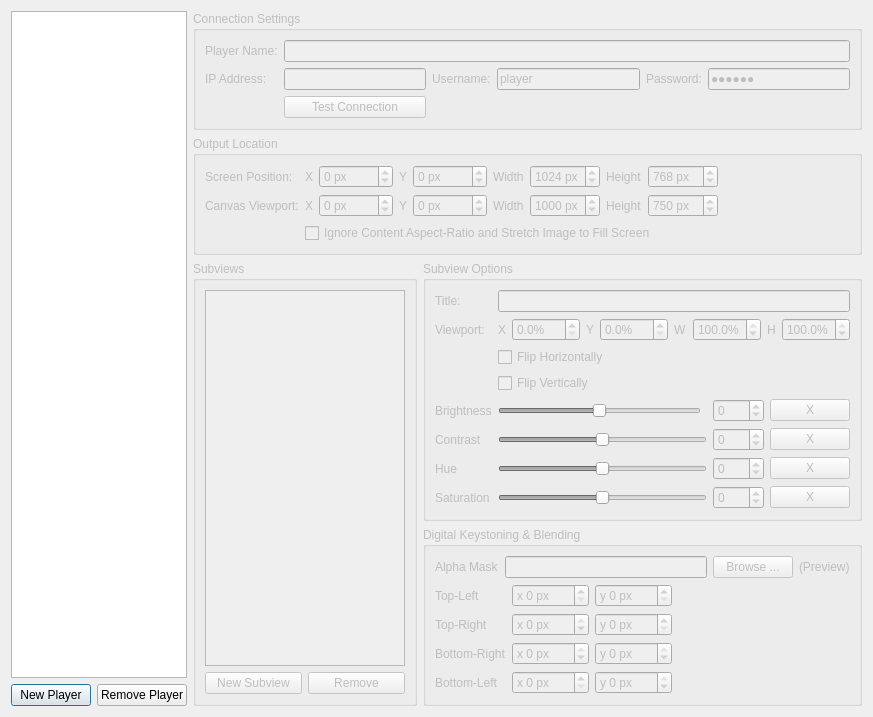
google-code-export/dviz, file src/glvidtex/PlayerSetupDialog.ui: the form before one commit.
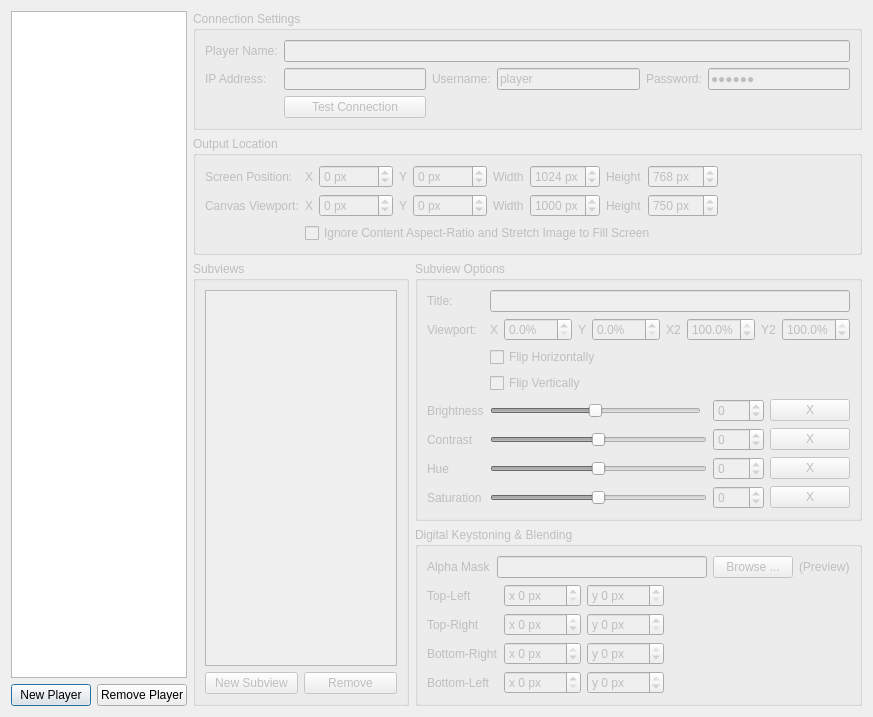
The form after the commit. Custom widgets are drawn as their Qt base class.

Commit message: Added sig/slot connections for PlayerSetupDialog - now to finish writing the slots in PlayerSetupDialog. Does not compile right now - just putting in a breakpoint.

Diff of the .ui file:
```diff
--- a/src/glvidtex/PlayerSetupDialog.ui
+++ b/src/glvidtex/PlayerSetupDialog.ui
@@ -307,7 +307,7 @@
            </widget>
           </item>
           <item>
-           <widget class="QSpinBox" name="viewportX_2">
+           <widget class="QSpinBox" name="viewportX">
             <property name="suffix">
              <string> px</string>
             </property>
@@ -330,7 +330,7 @@
            </widget>
           </item>
           <item>
-           <widget class="QSpinBox" name="viewportY_2">
+           <widget class="QSpinBox" name="viewportY">
             <property name="suffix">
              <string> px</string>
             </property>
@@ -353,7 +353,7 @@
            </widget>
           </item>
           <item>
-           <widget class="QSpinBox" name="viewportWidth_2">
+           <widget class="QSpinBox" name="viewportWidth">
             <property name="suffix">
              <string> px</string>
             </property>
@@ -379,7 +379,7 @@
            </widget>
           </item>
           <item>
-           <widget class="QSpinBox" name="viewportHeight_2">
+           <widget class="QSpinBox" name="viewportHeight">
             <property name="suffix">
              <string> px</string>
             </property>
@@ -611,7 +611,7 @@
                </widget>
               </item>
               <item>
-               <widget class="QDoubleSpinBox" name="viewportX">
+               <widget class="QDoubleSpinBox" name="subviewViewportX">
                 <property name="suffix">
                  <string>%</string>
                 </property>
@@ -634,7 +634,7 @@
                </widget>
               </item>
               <item>
-               <widget class="QDoubleSpinBox" name="viewportY">
+               <widget class="QDoubleSpinBox" name="subviewViewportY">
                 <property name="suffix">
                  <string>%</string>
                 </property>
@@ -652,12 +652,12 @@
               <item>
                <widget class="QLabel" name="label_12">
                 <property name="text">
-                 <string>W</string>
+                 <string>X2</string>
                 </property>
                </widget>
               </item>
               <item>
-               <widget class="QDoubleSpinBox" name="viewportWidth">
+               <widget class="QDoubleSpinBox" name="subviewViewportX2">
                 <property name="suffix">
                  <string>%</string>
                 </property>
@@ -678,12 +678,12 @@
               <item>
                <widget class="QLabel" name="label_13">
                 <property name="text">
-                 <string>H</string>
+                 <string>Y2</string>
                 </property>
                </widget>
               </item>
               <item>
-               <widget class="QDoubleSpinBox" name="viewportHeight">
+               <widget class="QDoubleSpinBox" name="subviewViewportY2">
                 <property name="suffix">
                  <string>%</string>
                 </property>
```
Left out of the diff: 10 changed lines with no effect on the pictures. The commit also changes 7 other files.
